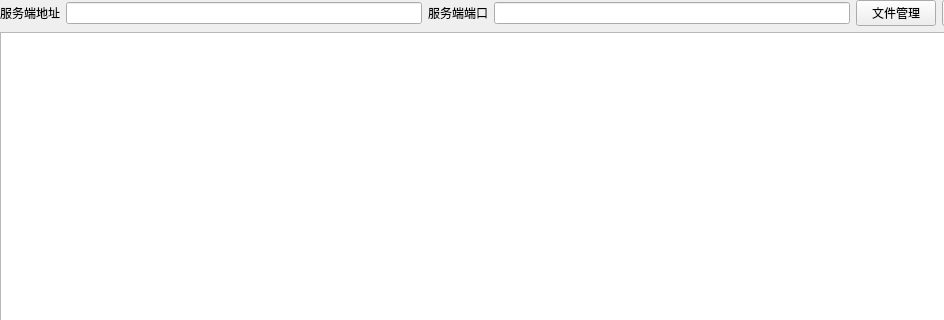
Old version of the form src/client/client.ui in the repository GrayJimars/O-Ur-S_WHU-Software-Security; both pictures show x 0 to 944 and y 0 to 320 of the 1280 by 800 pixel window.
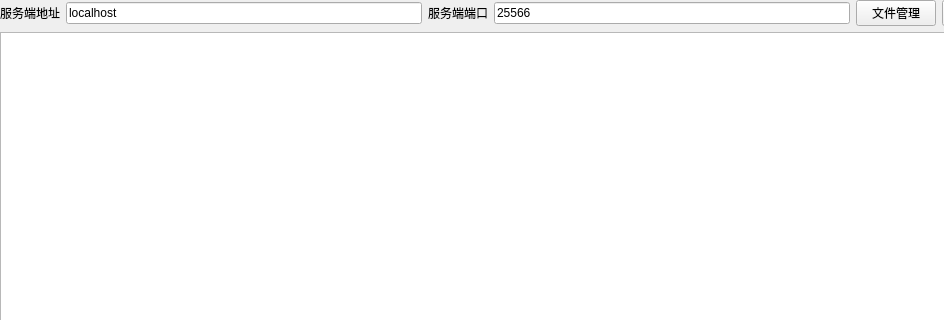
New version of the form.

```diff
--- a/src/client/client.ui
+++ b/src/client/client.ui
@@ -52,7 +52,11 @@
         </widget>
        </item>
        <item>
-        <widget class="QLineEdit" name="ipInput"/>
+        <widget class="QLineEdit" name="ipInput">
+         <property name="text">
+          <string>localhost</string>
+         </property>
+        </widget>
        </item>
        <item>
         <widget class="QLabel" name="label_2">
@@ -62,7 +66,11 @@
         </widget>
        </item>
        <item>
-        <widget class="QLineEdit" name="portInput"/>
+        <widget class="QLineEdit" name="portInput">
+         <property name="text">
+          <string>25566</string>
+         </property>
+        </widget>
        </item>
        <item>
         <widget class="QPushButton" name="fileManager">
```
